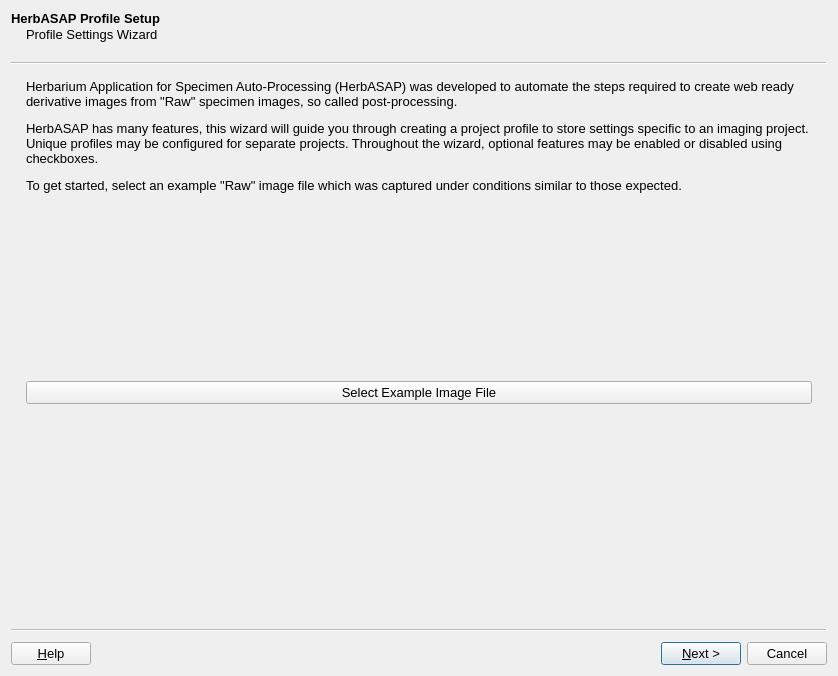
First picture: the form in ui/settingsWizardUI.ui, repository CapPow/HerbASAP, before the edit.
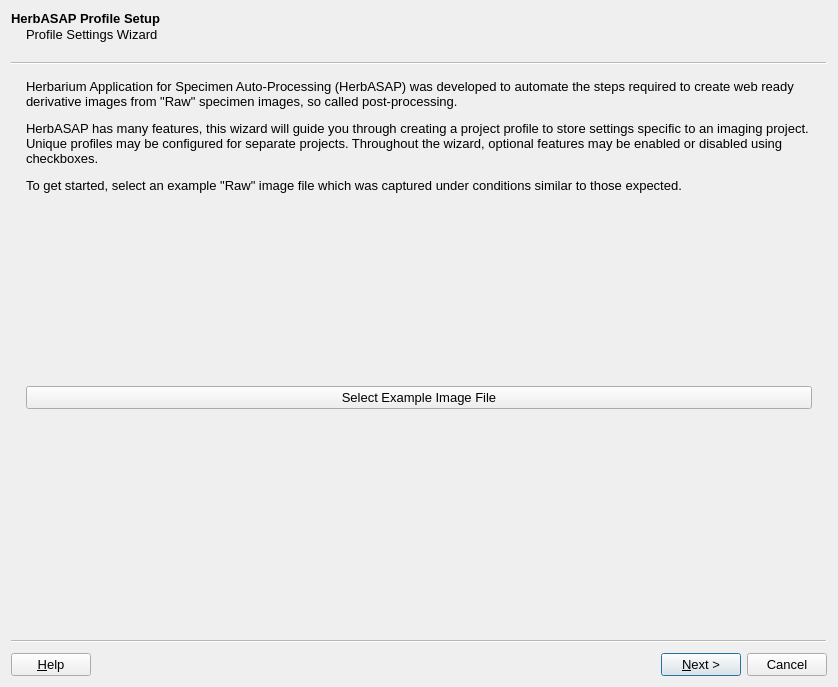
Second picture: the form after the edit.

```diff
--- a/ui/settingsWizardUI.ui
+++ b/ui/settingsWizardUI.ui
@@ -7,7 +7,7 @@
     <x>0</x>
     <y>0</y>
     <width>838</width>
-    <height>676</height>
+    <height>687</height>
    </rect>
   </property>
   <property name="sizePolicy">
```
Left out of the diff: 298 changed lines with no effect on the pictures.
